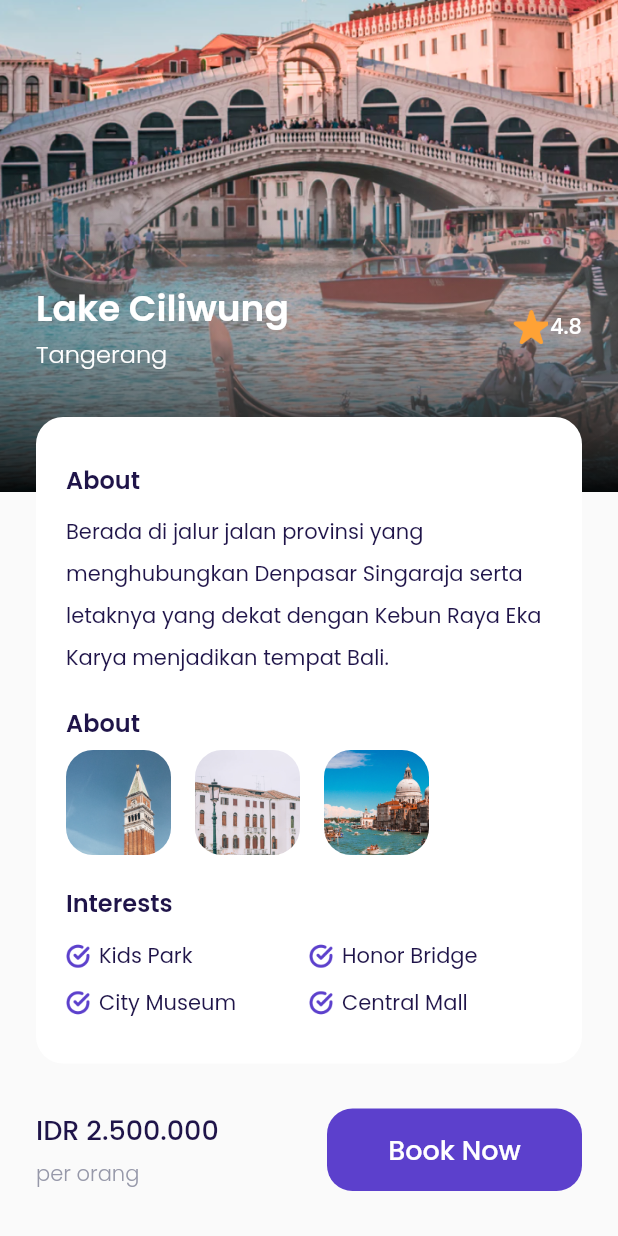
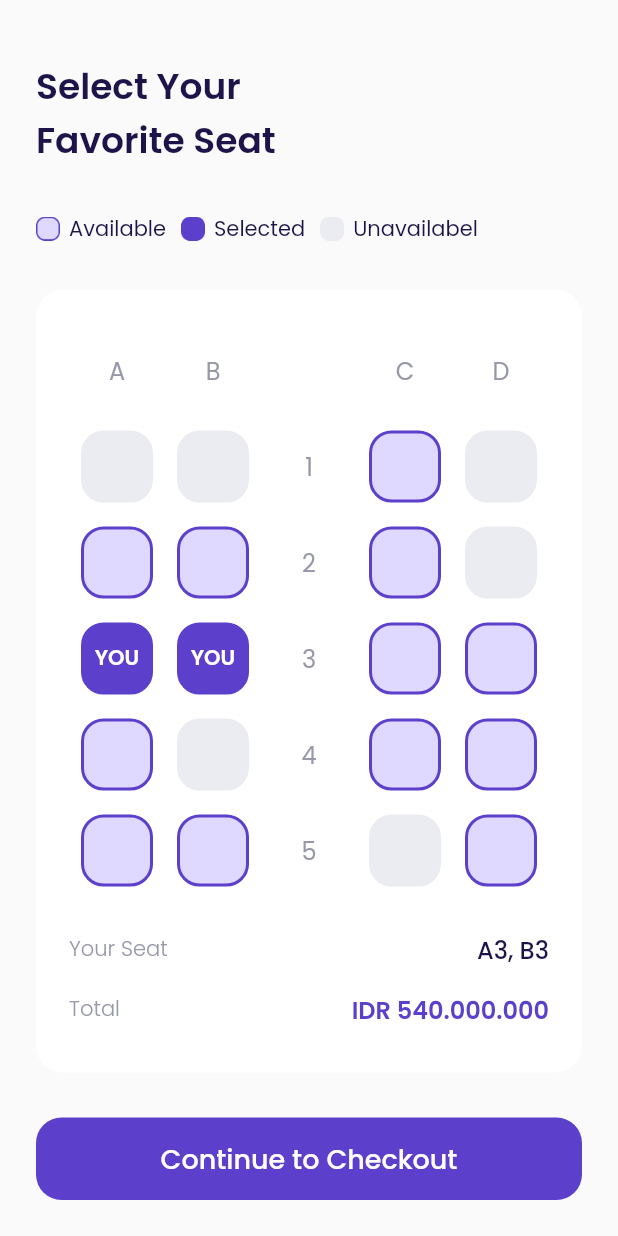
Before and after one commit to AlvinSanudharma/airplane, a Flutter app: the DetailPage screen opened directly, scrolled down 122 dp, after a tap on "Book Now", on a phone screen of 412 x 824 dp. Run offline on Flutter 3.47's test engine with Material 2 defaults, Android fonts, the phone set to English and light mode, and no system bars; our stand-ins replace google_fonts; missing offline and left inert: dart:ffi.

Commit message:
Choose Seat Page - Price & Button

```diff
--- a/lib/shared/theme.dart
+++ b/lib/shared/theme.dart
@@ -13,6 +13,8 @@ Color kRedColor = Color(0xffEB70A5);
 Color kBackgroundColor = Color(0xffFAFAFA);
 Color kInActiveColor = Color(0xDBD7EC);
 Color kTransparent = Colors.transparent;
+Color kAvailableColor = Color(0xffE0D9FF);
+Color kUnavailableColor = Color(0xffEBECF1);
 
 TextStyle blackTextStyle = GoogleFonts.poppins(color: kBlackColor);
 TextStyle whiteTextStyle = GoogleFonts.poppins(color: kWhiteColor);
--- /dev/null
+++ b/lib/ui/pages/choose_seat_page.dart
@@ -0,0 +1,343 @@
+import 'package:airplane/shared/theme.dart';
+import 'package:airplane/ui/widgets/custom_button.dart';
+import 'package:airplane/ui/widgets/seat_item.dart';
+import 'package:flutter/material.dart';
+
+class ChooseSeatPage extends StatelessWidget {
+  const ChooseSeatPage({Key? key}) : super(key: key);
+
+  @override
+  Widget build(BuildContext context) {
+    Widget title() {
+      return Container(
+        margin: EdgeInsets.only(top: 40),
+        child: Text(
+          'Select Your\nFavorite Seat',
+          style: blackTextStyle.copyWith(fontSize: 24, fontWeight: semiBold),
+        ),
+      );
+    }
+
+    Widget seatStatus() {
+      return Container(
+        margin: EdgeInsets.only(
+          top: 30,
+        ),
+        child: Row(
+          children: [
+            // NOTE: Available
+            Container(
+              width: 16,
+              height: 16,
+              margin: EdgeInsets.only(right: 6),
+              decoration: BoxDecoration(
+                  image: DecorationImage(
+                      image: AssetImage('assets/icon_available.png'),
+                      fit: BoxFit.cover)),
+            ),
+            Text('Available', style: blackTextStyle),
+            // NOTE: Selected
+            Container(
+              width: 16,
+              height: 16,
+              margin: EdgeInsets.only(left: 10, right: 6),
+              decoration: BoxDecoration(
+                  image: DecorationImage(
+                      image: AssetImage('assets/icon_selected.png'),
+                      fit: BoxFit.cover)),
+            ),
+            Text('Selected', style: blackTextStyle),
+            // NOTE: Unavailabel
+            Container(
+              width: 16,
+              height: 16,
+              margin: EdgeInsets.only(left: 10, right: 6),
+              decoration: BoxDecoration(
+                  image: DecorationImage(
+                      image: AssetImage('assets/icon_unavailable.png'),
+                      fit: BoxFit.cover)),
+            ),
+            Text('Unavailabel', style: blackTextStyle),
+          ],
+        ),
+      );
+    }
+
+    Widget selectSeat() {
+      return Container(
+        margin: EdgeInsets.only(top: 30),
+        padding: EdgeInsets.symmetric(horizontal: 22, vertical: 30),
+        width: double.infinity,
+        decoration: BoxDecoration(
+            borderRadius: BorderRadius.circular(18), color: kWhiteColor),
+        child: Column(
+          children: [
+            // NOTE: Seat Indicator
+            Row(
+              mainAxisAlignment: MainAxisAlignment.spaceAround,
+              children: [
+                Container(
+                    width: 48,
+                    height: 48,
+                    child: Center(
+                      child: Text(
+                        'A',
+                        style: greyTextStyle.copyWith(
+                          fontSize: 16,
+                        ),
+                      ),
+                    )),
+                Container(
+                    width: 48,
+                    height: 48,
+                    child: Center(
+                      child: Text(
+                        'B',
+                        style: greyTextStyle.copyWith(
+                          fontSize: 16,
+                        ),
+                      ),
+                    )),
+                Container(
+                    width: 48,
+                    height: 48,
+                    child: Center(
+                      child: Text(
+                        '',
+                        style: greyTextStyle.copyWith(
+                          fontSize: 16,
+                        ),
+                      ),
+                    )),
+                Container(
+                    width: 48,
+                    height: 48,
+                    child: Center(
+                      child: Text(
+                        'C',
+                        style: greyTextStyle.copyWith(
+                          fontSize: 16,
+                        ),
+                      ),
+                    )),
+                Container(
+                    width: 48,
+                    height: 48,
+                    child: Center(
+                      child: Text(
+                        'D',
+                        style: greyTextStyle.copyWith(
+                          fontSize: 16,
+                        ),
+                      ),
+                    )),
+              ],
+            ),
+            // NOTE: Seat 1
+            Container(
+              margin: EdgeInsets.only(top: 16),
+              child: Row(
+                mainAxisAlignment: MainAxisAlignment.spaceAround,
+                children: [
+                  SeatItem(
+                    status: 2,
+                  ),
+                  SeatItem(
+                    status: 2,
+                  ),
+                  Container(
+                    width: 48,
+                    height: 48,
+                    child: Center(
+                        child: Text('1',
+                            style: greyTextStyle.copyWith(
+                              fontSize: 16,
+                            ))),
+                  ),
+                  SeatItem(
+                    status: 0,
+                  ),
+                  SeatItem(
+                    status: 2,
+                  ),
+                ],
+              ),
+            ),
+            // NOTE: Seat 2
+            Container(
+              margin: EdgeInsets.only(top: 16),
+              child: Row(
+                mainAxisAlignment: MainAxisAlignment.spaceAround,
+                children: [
+                  SeatItem(
+                    status: 0,
+                  ),
+                  SeatItem(
+                    status: 0,
+                  ),
+                  Container(
+                    width: 48,
+                    height: 48,
+                    child: Center(
+                        child: Text('2',
+                            style: greyTextStyle.copyWith(
+                              fontSize: 16,
+                            ))),
+                  ),
+                  SeatItem(
+                    status: 0,
+                  ),
+                  SeatItem(
+                    status: 2,
+                  ),
+                ],
+              ),
+            ),
+            // NOTE: Seat 3
+            Container(
+              margin: EdgeInsets.only(top: 16),
+              child: Row(
+                mainAxisAlignment: MainAxisAlignment.spaceAround,
+                children: [
+                  SeatItem(
+                    status: 1,
+                  ),
+                  SeatItem(
+                    status: 1,
+                  ),
+                  Container(
+                    width: 48,
+                    height: 48,
+                    child: Center(
+                        child: Text('3',
+                            style: greyTextStyle.copyWith(
+                              fontSize: 16,
+                            ))),
+                  ),
+                  SeatItem(
+                    status: 0,
+                  ),
+                  SeatItem(
+                    status: 0,
+                  ),
+                ],
+              ),
+            ),
+            // NOTE: Seat 4
+            Container(
+              margin: EdgeInsets.only(top: 16),
+              child: Row(
+                mainAxisAlignment: MainAxisAlignment.spaceAround,
+                children: [
+                  SeatItem(
+                    status: 0,
+                  ),
+                  SeatItem(
+                    status: 2,
+                  ),
+                  Container(
+                    width: 48,
+                    height: 48,
+                    child: Center(
+                        child: Text('4',
+                            style: greyTextStyle.copyWith(
+                              fontSize: 16,
+                            ))),
+                  ),
+                  SeatItem(
+                    status: 0,
+                  ),
+                  SeatItem(
+                    status: 0,
+                  ),
+                ],
+              ),
+            ),
+            // NOTE: Seat 5
+            Container(
+              margin: EdgeInsets.only(top: 16),
+              child: Row(
+                mainAxisAlignment: MainAxisAlignment.spaceAround,
+                children: [
+                  SeatItem(
+                    status: 0,
+                  ),
+                  SeatItem(
+                    status: 0,
+                  ),
+                  Container(
+                    width: 48,
+                    height: 48,
+                    child: Center(
+                        child: Text('5',
+                            style: greyTextStyle.copyWith(
+                              fontSize: 16,
+                            ))),
+                  ),
+                  SeatItem(
+                    status: 2,
+                  ),
+                  SeatItem(
+                    status: 0,
+                  ),
+                ],
+              ),
+            ),
+            // NOTE: Your Seat
+            Container(
+              margin: EdgeInsets.only(top: 30),
+              child: Row(
+                mainAxisAlignment: MainAxisAlignment.spaceBetween,
+                children: [
+                  Text(
+                    'Your Seat',
+                    style: greyTextStyle.copyWith(fontWeight: light),
+                  ),
+                  Text(
+                    'A3, B3',
+                    style: blackTextStyle.copyWith(
+                        fontSize: 16, fontWeight: medium),
+                  )
+                ],
+              ),
+            ),
+            // NOTE: Total
+            Container(
+              margin: EdgeInsets.only(top: 16),
+              child: Row(
+                mainAxisAlignment: MainAxisAlignment.spaceBetween,
+                children: [
+                  Text(
+                    'Total',
+                    style: greyTextStyle.copyWith(fontWeight: light),
+                  ),
+                  Text(
+                    'IDR 540.000.000',
+                    style: purpleTextStyle.copyWith(
+                        fontSize: 16, fontWeight: semiBold),
+                  )
+                ],
+              ),
+            )
+          ],
+        ),
+      );
+    }
+
+    Widget checkoutButton() {
+      return CustomButton(
+        onPressed: (() => {}),
+        title: 'Continue to Checkout',
+        margin: EdgeInsets.only(top: 30, bottom: 46),
+      );
+    }
+
+    return Scaffold(
+      backgroundColor: kBackgroundColor,
+      body: ListView(
+        padding: EdgeInsets.symmetric(horizontal: 24),
+        children: [title(), seatStatus(), selectSeat(), checkoutButton()],
+      ),
+    );
+  }
+}
--- a/lib/ui/pages/detail_page.dart
+++ b/lib/ui/pages/detail_page.dart
@@ -1,4 +1,5 @@
 import 'package:airplane/shared/theme.dart';
+import 'package:airplane/ui/pages/choose_seat_page.dart';
 import 'package:airplane/ui/widgets/custom_button.dart';
 import 'package:airplane/ui/widgets/interest_item.dart';
 import 'package:airplane/ui/widgets/photo_item.dart';
@@ -197,7 +198,12 @@ class DetailPage extends StatelessWidget {
                   // NOTE: Button Book Now
                   CustomButton(
                     title: 'Book Now',
-                    onPressed: () => {},
+                    onPressed: () => {
+                      Navigator.push(
+                          context,
+                          MaterialPageRoute(
+                              builder: ((context) => ChooseSeatPage())))
+                    },
                     width: 170,
                   )
                 ],
--- /dev/null
+++ b/lib/ui/widgets/seat_item.dart
@@ -0,0 +1,67 @@
+import 'package:airplane/shared/theme.dart';
+import 'package:flutter/material.dart';
+
+class SeatItem extends StatelessWidget {
+  // NOTE: 0. Available 1. Selected 2. Unavailable
+
+  final int status;
+
+  const SeatItem({Key? key, required this.status}) : super(key: key);
+
+  @override
+  Widget build(BuildContext context) {
+    backgroundColor() {
+      switch (status) {
+        case 0:
+          return kAvailableColor;
+        case 1:
+          return kPrimaryColor;
+        case 2:
+          return kUnavailableColor;
+        default:
+          return kUnavailableColor;
+      }
+    }
+
+    borderColor() {
+      switch (status) {
+        case 0:
+          return kPrimaryColor;
+        case 1:
+          return kPrimaryColor;
+        case 2:
+          return kUnavailableColor;
+        default:
+          return kUnavailableColor;
+      }
+    }
+
+    child() {
+      switch (status) {
+        case 0:
+          return SizedBox();
+        case 1:
+          return Center(
+            child: Text(
+              'YOU',
+              style:
+                  whiteTextStyle.copyWith(fontSize: 14, fontWeight: semiBold),
+            ),
+          );
+        case 2:
+          return SizedBox();
+        default:
+          return SizedBox();
+      }
+    }
+
+    return Container(
+        width: 48,
+        height: 48,
+        decoration: BoxDecoration(
+            color: backgroundColor(),
+            border: Border.all(color: borderColor(), width: 2),
+            borderRadius: BorderRadius.circular(15)),
+        child: child());
+  }
+}
```
